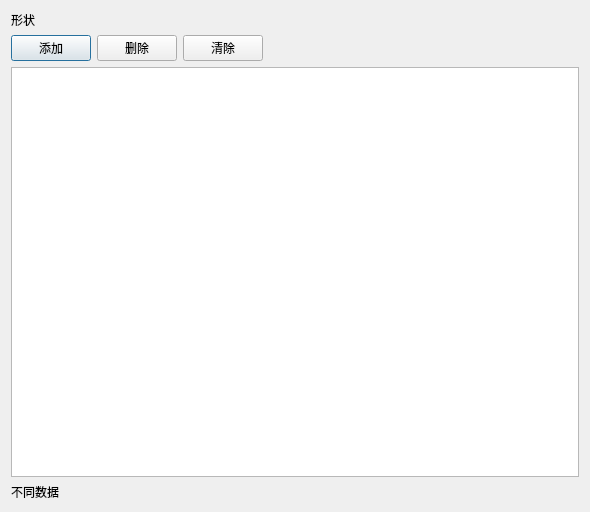
Qt form shapedatadialog.ui (SammyEnigma/Soc-Performance-Evaluation) before a commit.
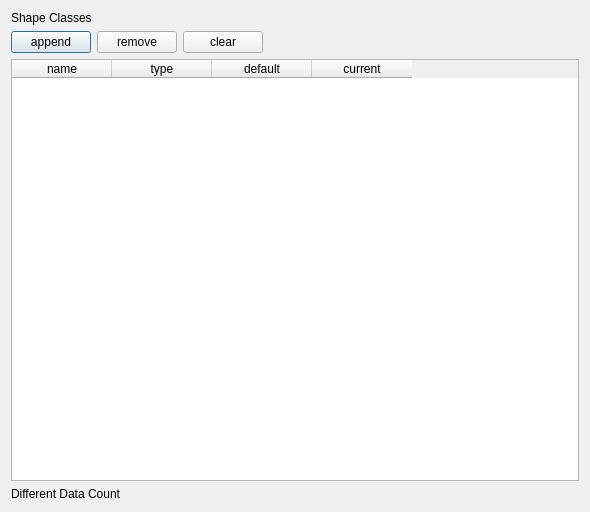
The same form after that commit.

Commit message: 添加属性类型改变

What changed in the file:
```diff
--- a/shapedatadialog.ui
+++ b/shapedatadialog.ui
@@ -17,7 +17,7 @@
    <item>
     <widget class="QLabel" name="nameLabel">
      <property name="text">
-      <string>形状</string>
+      <string>Shape Classes</string>
      </property>
     </widget>
    </item>
@@ -29,21 +29,21 @@
      <item>
       <widget class="QPushButton" name="insertBtn">
        <property name="text">
-        <string>添加</string>
+        <string>append</string>
        </property>
       </widget>
      </item>
      <item>
       <widget class="QPushButton" name="removeBtn">
        <property name="text">
-        <string>删除</string>
+        <string>remove</string>
        </property>
       </widget>
      </item>
      <item>
       <widget class="QPushButton" name="clearBtn">
        <property name="text">
-        <string>清除</string>
+        <string>clear</string>
        </property>
       </widget>
      </item>
@@ -63,12 +63,39 @@
     </layout>
    </item>
    <item>
-    <widget class="QTableWidget" name="tableWidget"/>
+    <widget class="QTableWidget" name="tableWidget">
+     <property name="alternatingRowColors">
+      <bool>true</bool>
+     </property>
+     <property name="columnCount">
+      <number>4</number>
+     </property>
+     <column>
+      <property name="text">
+       <string>name</string>
+      </property>
+     </column>
+     <column>
+      <property name="text">
+       <string>type</string>
+      </property>
+     </column>
+     <column>
+      <property name="text">
+       <string>default</string>
+      </property>
+     </column>
+     <column>
+      <property name="text">
+       <string>current</string>
+      </property>
+     </column>
+    </widget>
    </item>
    <item>
     <widget class="QLabel" name="diffLabel">
      <property name="text">
-      <string>不同数据</string>
+      <string>Different Data Count</string>
      </property>
     </widget>
    </item>
```
The commit also changes 6 other files.
